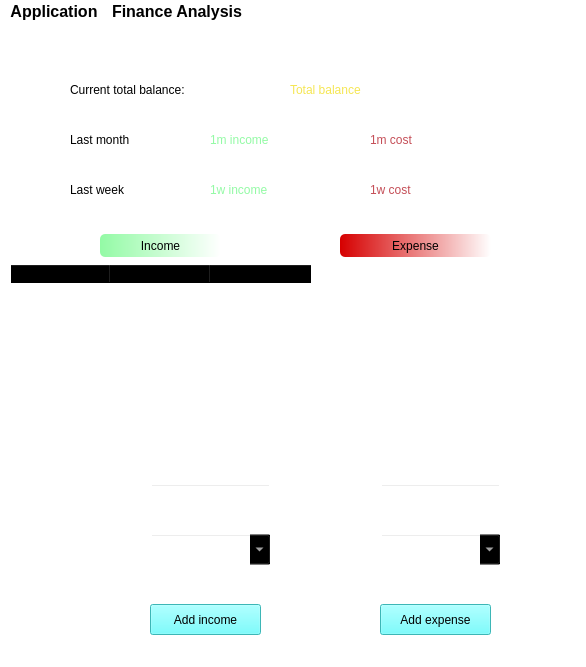
Old version of the form ui/main.ui in the repository AnVu-0312/unihack2022.
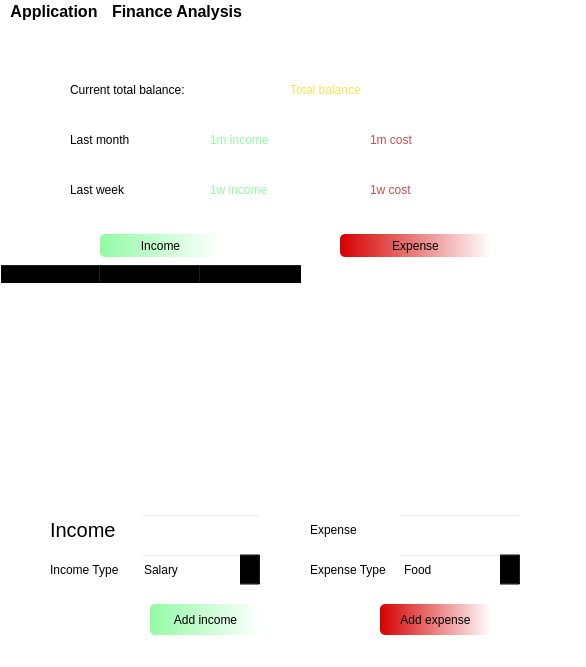
New version of the form.

Commit message: chinh sua giao dien

```diff
--- a/ui/main.ui
+++ b/ui/main.ui
@@ -156,7 +156,7 @@
    <widget class="QTableWidget" name="tableWidgetInformation">
     <property name="geometry">
      <rect>
-      <x>10</x>
+      <x>0</x>
       <y>240</y>
       <width>521</width>
       <height>241</height>
@@ -227,8 +227,8 @@
    <widget class="QLabel" name="label_2">
     <property name="geometry">
      <rect>
-      <x>60</x>
-      <y>460</y>
+      <x>50</x>
+      <y>490</y>
       <width>71</width>
       <height>31</height>
      </rect>
@@ -244,7 +244,7 @@
     </property>
     <property name="styleSheet">
      <string notr="true">font: 15pt &quot;MS Shell Dlg 2&quot;;
-color: rgb(255, 255, 255);</string>
+color: rgb(0, 0, 0);</string>
     </property>
     <property name="text">
      <string>Income</string>
@@ -260,7 +260,8 @@
      </rect>
     </property>
     <property name="styleSheet">
-     <string notr="true">background-color: rgb(85, 255, 255);
+     <string notr="true">background-color: qlineargradient(spread:pad, x1:0, y1:0, x2:1, y2:0, stop:0 rgb(214, 0, 0), stop:1 rgba(255, 255, 255, 255));
+border-radius: 5px;
 color: rgb(0, 0, 0);
 font: 14pt &quot;MS Shell Dlg 2&quot;;</string>
     </property>
@@ -271,15 +272,15 @@
    <widget class="QLabel" name="label_5">
     <property name="geometry">
      <rect>
-      <x>320</x>
-      <y>460</y>
-      <width>71</width>
+      <x>310</x>
+      <y>490</y>
+      <width>81</width>
       <height>31</height>
      </rect>
     </property>
     <property name="styleSheet">
      <string notr="true">font: 15pt &quot;MS Shell Dlg 2&quot;;
-color: rgb(255, 255, 255);</string>
+color: rgb(0, 0, 0);</string>
     </property>
     <property name="text">
      <string>Expense</string>
@@ -288,15 +289,15 @@
    <widget class="QLabel" name="label_6">
     <property name="geometry">
      <rect>
-      <x>320</x>
-      <y>500</y>
-      <width>51</width>
+      <x>310</x>
+      <y>520</y>
+      <width>91</width>
       <height>51</height>
      </rect>
     </property>
     <property name="styleSheet">
      <string notr="true">font: 15pt &quot;MS Shell Dlg 2&quot;;
-color: rgb(255, 255, 255);</string>
+color: rgb(0, 0, 0);</string>
     </property>
     <property name="text">
      <string>Expense Type</string>
@@ -308,15 +309,15 @@
    <widget class="QLabel" name="label_3">
     <property name="geometry">
      <rect>
-      <x>60</x>
-      <y>500</y>
+      <x>50</x>
+      <y>520</y>
       <width>81</width>
       <height>51</height>
      </rect>
     </property>
     <property name="styleSheet">
      <string notr="true">font: 15pt &quot;MS Shell Dlg 2&quot;;
-color: rgb(255, 255, 255);</string>
+color: rgb(0, 0, 0);</string>
     </property>
     <property name="text">
      <string>Income Type</string>
@@ -335,7 +336,8 @@
      </rect>
     </property>
     <property name="styleSheet">
-     <string notr="true">background-color: rgb(85, 255, 255);
+     <string notr="true">background-color: qlineargradient(spread:pad, x1:0, y1:0, x2:1, y2:0, stop:0 rgba(147, 250, 165), stop:1 rgba(255, 255, 255, 255));
+border-radius: 5px;
 color: rgb(0, 0, 0);
 font: 14pt &quot;MS Shell Dlg 2&quot;;</string>
     </property>
@@ -346,8 +348,8 @@
    <widget class="QComboBox" name="costtype">
     <property name="geometry">
      <rect>
-      <x>380</x>
-      <y>510</y>
+      <x>400</x>
+      <y>530</y>
       <width>121</width>
       <height>31</height>
      </rect>
@@ -356,7 +358,7 @@
      <string>&lt;html&gt;&lt;head/&gt;&lt;body&gt;&lt;p&gt;Salary&lt;/p&gt;&lt;/body&gt;&lt;/html&gt;</string>
     </property>
     <property name="styleSheet">
-     <string notr="true">color: rgb(255, 255, 255);
+     <string notr="true">color: rgb(0, 0, 0);
 font: 12pt &quot;MS Shell Dlg 2&quot;;</string>
     </property>
     <property name="editable">
@@ -396,8 +398,8 @@
    <widget class="QComboBox" name="incometype">
     <property name="geometry">
      <rect>
-      <x>150</x>
-      <y>510</y>
+      <x>140</x>
+      <y>530</y>
       <width>121</width>
       <height>31</height>
      </rect>
@@ -406,7 +408,7 @@
      <string>&lt;html&gt;&lt;head/&gt;&lt;body&gt;&lt;p&gt;Salary&lt;/p&gt;&lt;/body&gt;&lt;/html&gt;</string>
     </property>
     <property name="styleSheet">
-     <string notr="true">color: rgb(255, 255, 255);
+     <string notr="true">color: rgb(0, 0, 0);
 font: 12pt &quot;MS Shell Dlg 2&quot;;</string>
     </property>
     <property name="editable">
@@ -446,8 +448,8 @@
    <widget class="QLineEdit" name="cost">
     <property name="geometry">
      <rect>
-      <x>380</x>
-      <y>460</y>
+      <x>400</x>
+      <y>490</y>
       <width>121</width>
       <height>31</height>
      </rect>
@@ -460,8 +462,8 @@
    <widget class="QLineEdit" name="income">
     <property name="geometry">
      <rect>
-      <x>150</x>
-      <y>460</y>
+      <x>140</x>
+      <y>490</y>
       <width>121</width>
       <height>31</height>
      </rect>
```
Left out of the diff: 6 changed lines with no effect on the pictures. The commit also changes 1 other file.
